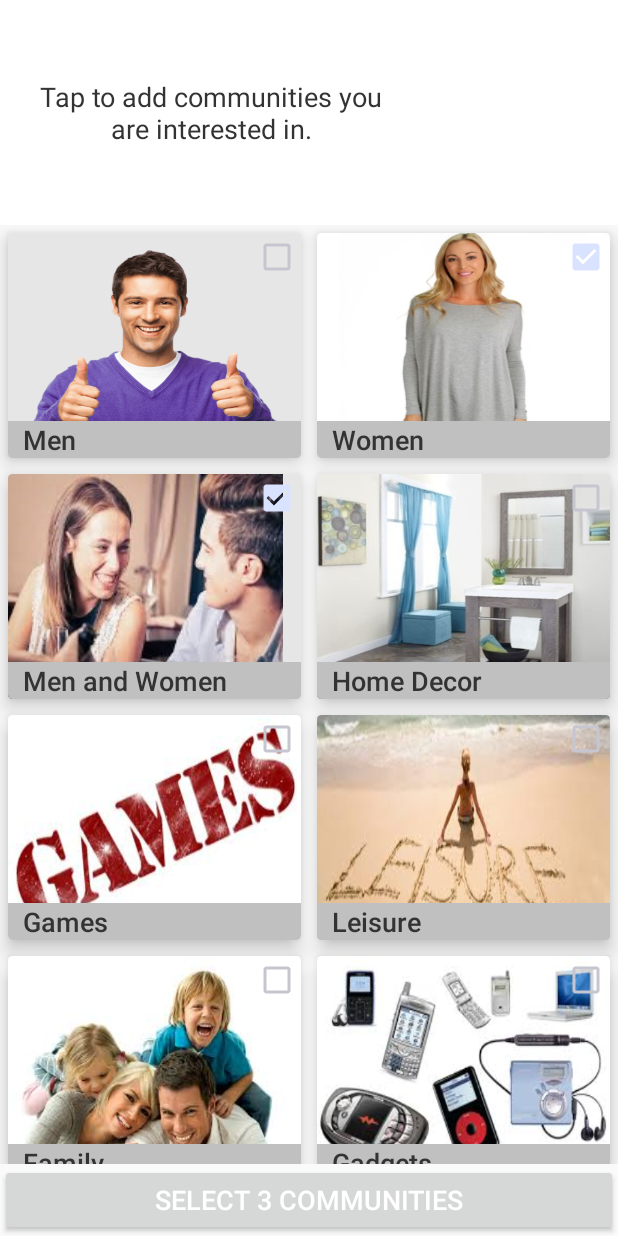
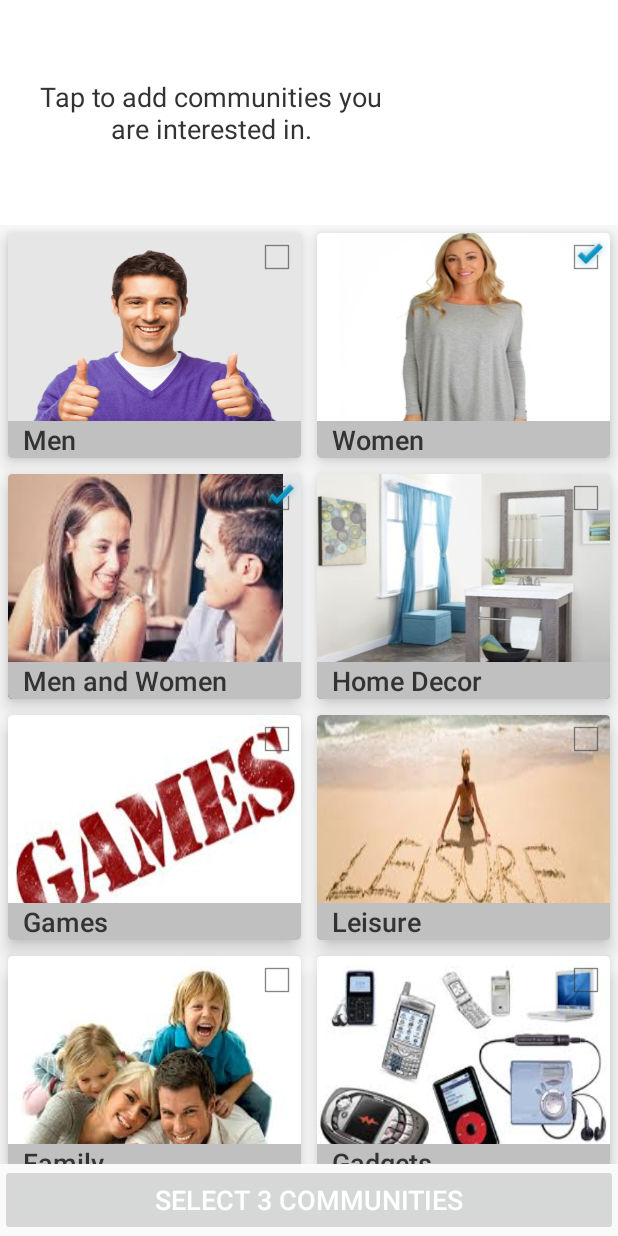
Before and after one commit to gerardcarroll/oaa, an Android app: the screen it shows after launch (CommunitiesActivity), after a tap on "Men and Women", on a phone screen of 412 x 824 dp. Run offline under Robolectric (Android 15) with nearby library versions, the light colour scheme and no system bars; our stand-ins replace ButterKnife; libraries missing offline, so code that uses them is left out: com.dd.processbutton, com.nostra13.universalimageloader, org.parceler; plain views replace SubmitProcessButton; 6 statements that could not run were skipped; 3 other taps on this screen came first.

Commit message:
more ButterKnife, Changed the Checkbox click listener to just performClick on CarView

```diff
--- a/app/src/main/java/com/overstock/android/prototype/activities/CommunitiesActivity.java
+++ b/app/src/main/java/com/overstock/android/prototype/activities/CommunitiesActivity.java
@@ -1,4 +1,7 @@
 package com.overstock.android.prototype.activities;
+
+import java.util.ArrayList;
+import java.util.List;
 
 import android.content.Intent;
 import android.content.res.TypedArray;
@@ -12,6 +15,10 @@ import android.view.Menu;
 import android.view.MenuItem;
 import android.widget.Toast;
 
+import butterknife.Bind;
+import butterknife.ButterKnife;
+import butterknife.OnClick;
+
 import com.dd.processbutton.iml.SubmitProcessButton;
 import com.nostra13.universalimageloader.core.DisplayImageOptions;
 import com.nostra13.universalimageloader.core.ImageLoader;
@@ -19,13 +26,6 @@ import com.nostra13.universalimageloader.core.ImageLoaderConfiguration;
 import com.overstock.android.prototype.R;
 import com.overstock.android.prototype.adapters.CommunitiesAdapter;
 import com.overstock.android.prototype.models.Community;
-
-import java.util.ArrayList;
-import java.util.List;
-
-import butterknife.Bind;
-import butterknife.ButterKnife;
-import butterknife.OnClick;
 
 /**
  * Created by rconnolly on 2/29/2016.
@@ -35,11 +35,13 @@ public class CommunitiesActivity extends AppCompatActivity {
   @Bind(R.id.btnCommunitySelection)
   SubmitProcessButton progressButton;
 
-  private RecyclerView recyclerView;
+  @Bind(R.id.rvCommunities)
+  RecyclerView recyclerView;
+
+  @Bind(R.id.oap_toolbar)
+  Toolbar toolbar;
 
   private CommunitiesAdapter communitiesAdapter;
-
-  private Toolbar toolbar;
 
   @Override
   protected void onCreate(final Bundle savedInstanceState) {
@@ -48,33 +50,32 @@ public class CommunitiesActivity extends AppCompatActivity {
     ButterKnife.bind(this);
 
     // Instantiate Toolbar
-    toolbar = (Toolbar) findViewById(R.id.oap_toolbar);
     setSupportActionBar(toolbar);
     setTitle("");
 
     // Universal Image Loader configuration
-    DisplayImageOptions defaultOptions = new DisplayImageOptions.Builder()
-            .cacheInMemory(true)
-            .cacheOnDisk(true)
-            .build();
-    ImageLoaderConfiguration config = new ImageLoaderConfiguration.Builder(getApplicationContext())
-            .defaultDisplayImageOptions(defaultOptions)
-            .build();
+    final DisplayImageOptions defaultOptions = new DisplayImageOptions.Builder().cacheInMemory(true).cacheOnDisk(true)
+        .build();
+    final ImageLoaderConfiguration config = new ImageLoaderConfiguration.Builder(getApplicationContext())
+        .defaultDisplayImageOptions(defaultOptions).build();
     ImageLoader.getInstance().init(config);
 
+    // Instantiate the CommunitiesAdapter
+    communitiesAdapter = new CommunitiesAdapter(getApplicationContext(), getData());
     // Instantiate Recycler View
-    recyclerView = (RecyclerView) findViewById(R.id.rvCommunities);
     recyclerView.setHasFixedSize(true);
-    communitiesAdapter = new CommunitiesAdapter(getApplicationContext(), getData());
     recyclerView.setAdapter(communitiesAdapter);
+    // Setting the LayoutManager for the RecyclerView. Depending on Resolution it will have 2 or 3 columns
     recyclerView
         .setLayoutManager(new GridLayoutManager(this, getResources().getInteger(R.integer.communities_columns)));
     recyclerView.stopNestedScroll();
     recyclerView.setItemAnimator(new DefaultItemAnimator());
 
-    // Set the Button to disabled initially
-    progressButton.setEnabled(false);
+    // Setup the CommunitiesAdapter Data Change Listener
+    setupOnDataChangeListener();
+  }
 
+  private void setupOnDataChangeListener() {
     // implement the listener for the communities adapter to update the progress button
     communitiesAdapter.setOnDataChangeListener(new CommunitiesAdapter.OnDataChangeListener() {
       @Override
@@ -111,18 +112,18 @@ public class CommunitiesActivity extends AppCompatActivity {
     final List<Community> communities = new ArrayList<>();
 
     final TypedArray typedArray = getResources().obtainTypedArray(R.array.community_image_array);
-    int len = typedArray.length();
-    int[] extImagesArray = new int[len];
-    for ( int i = 0; i < len; i++) {
+    final int len = typedArray.length();
+    final int[] extImagesArray = new int[len];
+    for (int i = 0; i < len; i++) {
       extImagesArray[i] = typedArray.getResourceId(i, 0);
     }
 
-//    final int[] inyImagesArray = new int[]{ R.drawable.man, R.drawable.woman, R.drawable.man_and_woman,
-//                                    R.drawable.home_decor, R.drawable.games, R.drawable.leisure,
-//                                    R.drawable.family, R.drawable.gadgets, R.drawable.furniture,
-//                                    R.drawable.bedding, R.drawable.fitness, R.drawable.home_automation,
-//                                    R.drawable.mobility, R.drawable.personal_care, R.drawable.shoes,
-//                                    R.drawable.sports_shoes, R.drawable.technology, R.drawable.watches};
+    // final int[] inyImagesArray = new int[]{ R.drawable.man, R.drawable.woman, R.drawable.man_and_woman,
+    // R.drawable.home_decor, R.drawable.games, R.drawable.leisure,
+    // R.drawable.family, R.drawable.gadgets, R.drawable.furniture,
+    // R.drawable.bedding, R.drawable.fitness, R.drawable.home_automation,
+    // R.drawable.mobility, R.drawable.personal_care, R.drawable.shoes,
+    // R.drawable.sports_shoes, R.drawable.technology, R.drawable.watches};
 
     final String[] names = getResources().getStringArray(R.array.communities_array);
 
@@ -135,13 +136,11 @@ public class CommunitiesActivity extends AppCompatActivity {
 
       communities.add(community);
     }
-
     return communities;
   }
 
   @Override
   public boolean onCreateOptionsMenu(final Menu menu) {
-
     getMenuInflater().inflate(R.menu.menu_main, menu);
     return true;
   }
--- a/app/src/main/java/com/overstock/android/prototype/adapters/CommunitiesAdapter.java
+++ b/app/src/main/java/com/overstock/android/prototype/adapters/CommunitiesAdapter.java
@@ -11,8 +11,10 @@ import android.view.View;
 import android.view.ViewGroup;
 import android.widget.CheckBox;
 import android.widget.ImageView;
-import android.widget.RelativeLayout;
 import android.widget.TextView;
+
+import butterknife.Bind;
+import butterknife.ButterKnife;
 
 import com.overstock.android.prototype.R;
 import com.overstock.android.prototype.models.Community;
@@ -46,15 +48,34 @@ public class CommunitiesAdapter extends RecyclerView.Adapter<CommunitiesAdapter.
 
     holder.communityImage.setImageResource(community.getImageId());
     holder.communityTitle.setText(community.getName());
+    // If the Community isSelected (true) set the CheckBox to checked
     holder.chkSelected.setChecked(community.isSelected());
+    // Set the tag on CardView and CheckBox to hold the community object
     holder.chkSelected.setTag(community);
+    holder.cardView.setTag(community);
 
     holder.chkSelected.setOnClickListener(new View.OnClickListener() {
+      @Override
       public void onClick(final View v) {
-        final CheckBox cb = (CheckBox) v;
-        final Community com = (Community) cb.getTag();
+        // When Checkbox Clicked just performClick of the CardView
+        holder.cardView.performClick();
+      }
+    });
 
-        com.setSelected(cb.isChecked());
+    holder.cardView.setOnClickListener(new View.OnClickListener() {
+      @Override
+      public void onClick(final View v) {
+        final CardView cv = (CardView) v;
+        final Community com = (Community) cv.getTag();
+        if (com.isSelected()) {
+          com.setSelected(false);
+          holder.chkSelected.setChecked(false);
+        }
+        else {
+          com.setSelected(true);
+          holder.chkSelected.setChecked(true);
+        }
+
         if (mOnDataChangeListener != null) {
           mOnDataChangeListener.onDataChanged(getSelectedCommunityList().size());
         }
@@ -92,43 +113,21 @@ public class CommunitiesAdapter extends RecyclerView.Adapter<CommunitiesAdapter.
 
   public class CommunitiesViewHolder extends RecyclerView.ViewHolder {
 
+    @Bind(R.id.cvCommunities)
     CardView cardView;
 
+    @Bind(R.id.ivCommunities)
     ImageView communityImage;
 
+    @Bind(R.id.tvCommunities)
     TextView communityTitle;
 
+    @Bind(R.id.communityCheckBox)
     CheckBox chkSelected;
 
     public CommunitiesViewHolder(final View itemView) {
       super(itemView);
-
-      cardView = (CardView) itemView.findViewById(R.id.cvCommunities);
-      communityImage = (ImageView) itemView.findViewById(R.id.ivCommunities);
-      communityTitle = (TextView) itemView.findViewById(R.id.tvCommunities);
-      chkSelected = (CheckBox) itemView.findViewById(R.id.communityCheckBox);
-
-      itemView.setOnClickListener(new View.OnClickListener() {
-        @Override
-        public void onClick(final View v) {
-          final CardView cv = (CardView) v;
-          final RelativeLayout relLayout = (RelativeLayout) cv.getChildAt(0);
-          final Community com = (Community) relLayout.getChildAt(2).getTag();
-          if (com.isSelected()) {
-            com.setSelected(false);
-            chkSelected.setChecked(false);
-          }
-          else {
-            com.setSelected(true);
-            chkSelected.setChecked(true);
-          }
-
-          if (mOnDataChangeListener != null) {
-            mOnDataChangeListener.onDataChanged(getSelectedCommunityList().size());
-          }
-        }
-      });
-
+      ButterKnife.bind(this, itemView);
     }
   }
 }
--- a/app/src/main/res/layout/activity_communities.xml
+++ b/app/src/main/res/layout/activity_communities.xml
@@ -26,6 +26,7 @@
         android:text="@string/btn_community_default"
         android:textColor="@android:color/white"
         android:textSize="18sp"
+        android:enabled="false"
         custom:pb_colorComplete="@color/green_complete"
         custom:pb_colorNormal="@color/blue_normal"
         custom:pb_colorPressed="@color/blue_pressed"
--- a/app/src/main/res/layout/activity_communities_card.xml
+++ b/app/src/main/res/layout/activity_communities_card.xml
@@ -56,7 +56,8 @@
             android:layout_width="wrap_content"
             android:layout_height="wrap_content"
             android:layout_alignParentEnd="true"
-            android:layout_alignParentTop="true"/>
+            android:layout_alignParentTop="true"
+            android:theme="@android:style/Theme.Holo.Light"/>
     </RelativeLayout>
 
 </android.support.v7.widget.CardView>
```
